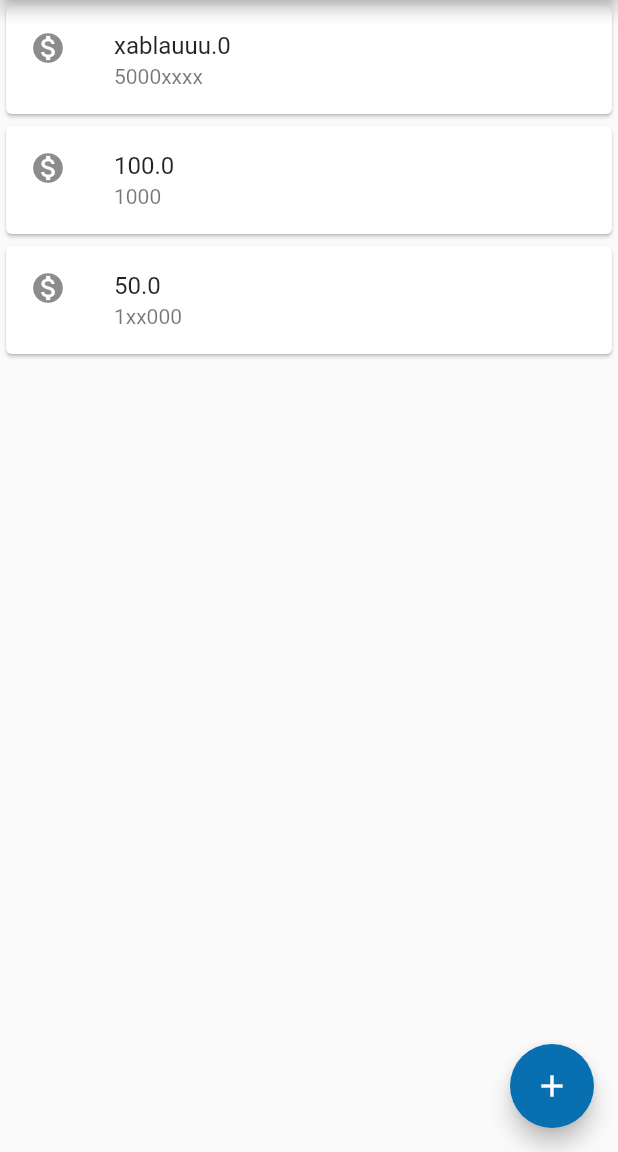
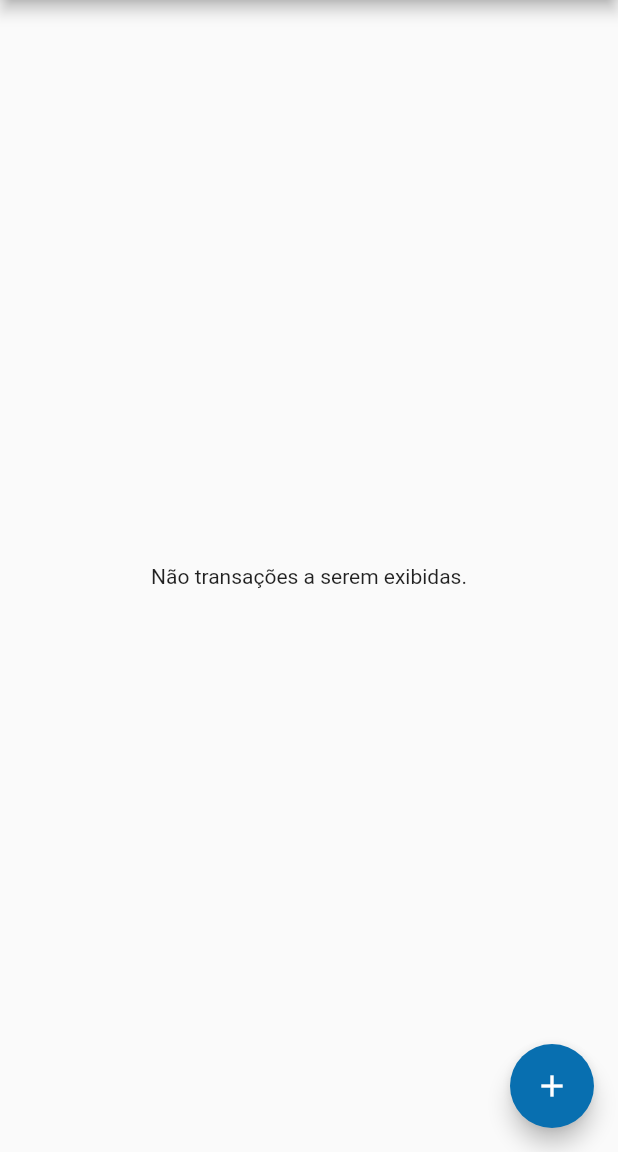
Before and after one commit to matheusnascgomes/digital_account, a Flutter app: the screen it shows after launch, on a phone screen of 412 x 824 dp, the part 84-1236 px from its top. Run offline on Flutter 3.47's test engine with Material 2 defaults, Android fonts, the phone set to English and light mode, and no system bars.

Commit message:
refactor: Organizes project structure into a scalable architecture

```diff
--- a/lib/main.dart
+++ b/lib/main.dart
@@ -1,3 +1,5 @@
+import 'package:conta_digital/routes.dart';
+import 'package:conta_digital/theme/theme.dart';
 import 'package:flutter/material.dart';
 
 void main() => runApp(Account());
@@ -6,153 +8,10 @@ class Account extends StatelessWidget {
   @override
   Widget build(BuildContext context) {
     return MaterialApp(
+      theme: theme,
       debugShowCheckedModeBanner: false,
-      home: Scaffold(
-        appBar: AppBar(
-          title: Text('Conta Digital!'),
-          backgroundColor: Color.fromRGBO(8, 111, 176, 1),
-        ),
-        body: Transfers(),
-        floatingActionButton: GoToTransferForm()
-      ),
+      initialRoute: '/',
+      routes: routes,
     );
   }
 }
-
-class GoToTransferForm extends StatelessWidget {
-  const GoToTransferForm({Key? key}) : super(key: key);
-
-  @override
-  Widget build(BuildContext context) {
-    return FloatingActionButton(
-      onPressed: () {
-        final Future<Transfer?> future =
-        Navigator.push(context, MaterialPageRoute(builder: (builder) {
-          return TransferForm();
-        }));
-        future.then((value) {
-          debugPrint("xablau!");
-        });
-      },
-      backgroundColor: Color.fromRGBO(8, 111, 176, 1),
-      child: Icon(Icons.add),
-    );
-  }
-}
-
-
-
-class TransferForm extends StatelessWidget {
-  final TextEditingController _accountControl = TextEditingController();
-  final TextEditingController _valueControl = TextEditingController();
-
-  @override
-  Widget build(BuildContext context) {
-    return Scaffold(
-      appBar: AppBar(
-        title: Text('Conta Digital!'),
-        backgroundColor: Color.fromRGBO(8, 111, 176, 1),
-      ),
-      body: Column(
-        children: [
-          MyInputText(
-            textController: _accountControl,
-            icon: Icons.dialpad,
-            label: 'Número da Conta',
-          ),
-          MyInputText(
-            textController: _valueControl,
-            label: 'Valor',
-            placeholder: '0.00',
-            icon: Icons.monetization_on,
-          ),
-          ElevatedButton(
-              onPressed: () {
-                final int? accountNumber = int.tryParse(_accountControl.text);
-                final double? value = double.tryParse(_valueControl.text);
-                if (accountNumber != null && value != null) {
-                  final newTransfer = Transfer(value, accountNumber);
-                  debugPrint('Criando transferência');
-                  debugPrint('$newTransfer');
-                  Navigator.pop(context, newTransfer);
-                }
-              },
-              child: const Text('Submeter'))
-        ],
-      )
-    );
-  }
-}
-
-class MyInputText extends StatelessWidget {
-  final String? label;
-  final IconData? icon;
-  final String? placeholder;
-  final TextEditingController? textController;
-
-  MyInputText({this.label, this.icon, this.placeholder, this.textController});
-
-  @override
-  Widget build(BuildContext context) {
-    return Padding(
-      padding: const EdgeInsets.fromLTRB(16.0, 8.0, 16.0, 8.0),
-      child: TextField(
-        controller: textController,
-        decoration: InputDecoration(
-            icon: Icon(this.icon),
-            labelText: this.label,
-            hintText: this.placeholder),
-        keyboardType: TextInputType.number,
-      ),
-    );
-  }
-}
-
-class Transfers extends StatelessWidget {
-  @override
-  Widget build(BuildContext context) {
-    return Column(
-      children: [
-        Card(
-          child: ListTile(
-            leading: Icon(
-              Icons.monetization_on,
-            ),
-            title: Text('xablauuu.0'),
-            subtitle: Text('5000xxxx'),
-          ),
-        ),
-        Card(
-          child: ListTile(
-            leading: Icon(
-              Icons.monetization_on,
-            ),
-            title: Text('100.0'),
-            subtitle: Text('1000'),
-          ),
-        ),
-        Card(
-          child: ListTile(
-            leading: Icon(
-              Icons.monetization_on,
-            ),
-            title: Text('50.0'),
-            subtitle: Text('1xx000'),
-          ),
-        ),
-      ],
-    );
-  }
-}
-
-class Transfer {
-  final double value;
-  final int accountNumber;
-
-  Transfer(this.value, this.accountNumber);
-
-  @override
-  String toString() {
-    return 'Transferencia{valor: $value, numeroConta: $accountNumber}';
-  }
-}
--- /dev/null
+++ b/lib/models/transfer.dart
@@ -0,0 +1,11 @@
+class Transfer {
+  final double value;
+  final int accountNumber;
+
+  Transfer(this.value, this.accountNumber);
+
+  @override
+  String toString() {
+    return 'Transferencia{valor: $value, numeroConta: $accountNumber}';
+  }
+}
--- /dev/null
+++ b/lib/routes.dart
@@ -0,0 +1,8 @@
+import 'package:conta_digital/screens/transfer/form.dart';
+import 'package:conta_digital/screens/transfer/list.dart';
+import 'package:flutter/material.dart';
+
+final Map<String, WidgetBuilder> routes = {
+  '/': (context) => TransferList(),
+  '/form': (context) => TransferForm()
+};
--- /dev/null
+++ b/lib/screens/transfer/list.dart
@@ -0,0 +1,47 @@
+import 'package:conta_digital/models/transfer.dart';
+import 'package:conta_digital/screens/transfer/components/item.dart';
+import 'package:flutter/material.dart';
+
+class TransferList extends StatefulWidget {
+  final List<Transfer> _items = [];
+
+  @override
+  State<StatefulWidget> createState() {
+    return TransferListState();
+  }
+}
+
+class TransferListState extends State<TransferList> {
+  final String emptyListText = 'Não transações a serem exibidas.';
+
+  @override
+  Widget build(BuildContext context) {
+    return Scaffold(
+      appBar: AppBar(
+        title: Text('Conta Digital!'),
+      ),
+      body: widget._items.length == 0
+          ? Center(child: Text(emptyListText))
+          : ListView.builder(
+        itemCount: widget._items.length,
+        itemBuilder: (context, index) {
+          final transfer = widget._items[index];
+          return TransferItem(transfer);
+        },
+      ),
+      floatingActionButton: FloatingActionButton(
+        onPressed: () {
+          final Future future = Navigator.pushNamed(context, '/form');
+          future.then((transfer) {
+            if (transfer != null) {
+              setState(() {
+                widget._items.add(transfer);
+              });
+            }
+          });
+        },
+        child: Icon(Icons.add),
+      ),
+    );
+  }
+}
--- /dev/null
+++ b/lib/theme/theme.dart
@@ -0,0 +1,12 @@
+import 'package:flutter/material.dart';
+
+final Color color = Color.fromRGBO(8, 111, 176, 1);
+
+final ThemeData theme = ThemeData(
+  primaryColor: color,
+  accentColor: color,
+  buttonTheme: ButtonThemeData(
+    buttonColor: color,
+    textTheme: ButtonTextTheme.primary,
+  ),
+);
```
Also changed, not shown: lib/components/input.dart (added, +25 -0 lines), lib/screens/transfer/components/item.dart (added, +21 -0 lines), lib/screens/transfer/form.dart (added, +44 -0 lines).
